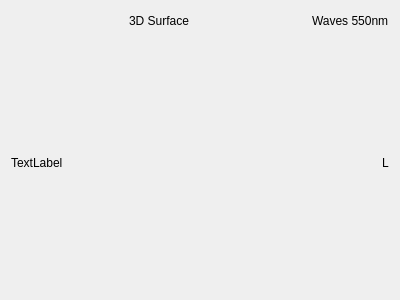
The window that oglrendered.ui (githubdoe/DFTFringe) describes before a commit, drawn with Qt 5.
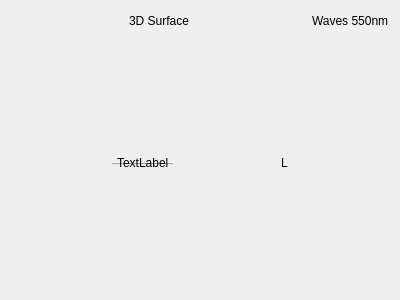
The same window after the commit.

The edit to the form file:
```diff
--- a/oglrendered.ui
+++ b/oglrendered.ui
@@ -62,6 +62,18 @@
     <layout class="QHBoxLayout" name="horizontalLayout" stretch="100,1">
      <item>
       <widget class="QLabel" name="model">
+       <property name="sizePolicy">
+        <sizepolicy hsizetype="Maximum" vsizetype="Maximum">
+         <horstretch>0</horstretch>
+         <verstretch>0</verstretch>
+        </sizepolicy>
+       </property>
+       <property name="frameShape">
+        <enum>QFrame::HLine</enum>
+       </property>
+       <property name="frameShadow">
+        <enum>QFrame::Raised</enum>
+       </property>
        <property name="text">
         <string>TextLabel</string>
        </property>
@@ -69,6 +81,12 @@
      </item>
      <item>
       <widget class="QLabel" name="legend">
+       <property name="sizePolicy">
+        <sizepolicy hsizetype="Maximum" vsizetype="Preferred">
+         <horstretch>0</horstretch>
+         <verstretch>0</verstretch>
+        </sizepolicy>
+       </property>
        <property name="text">
         <string>L</string>
        </property>
```
Left out of the diff: 2 changed lines with no effect on the pictures.
